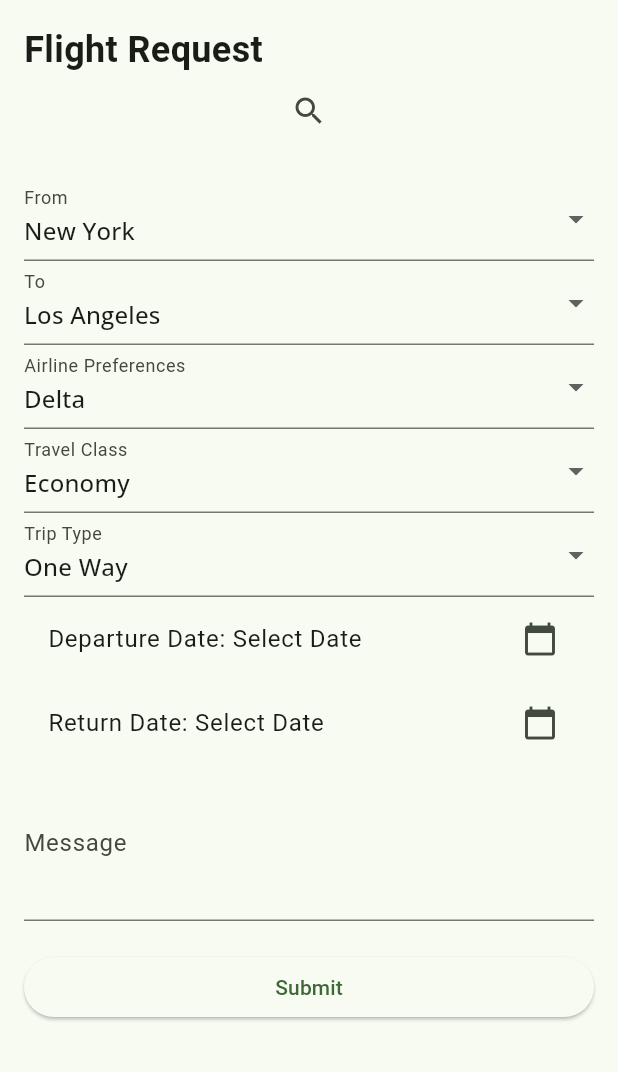
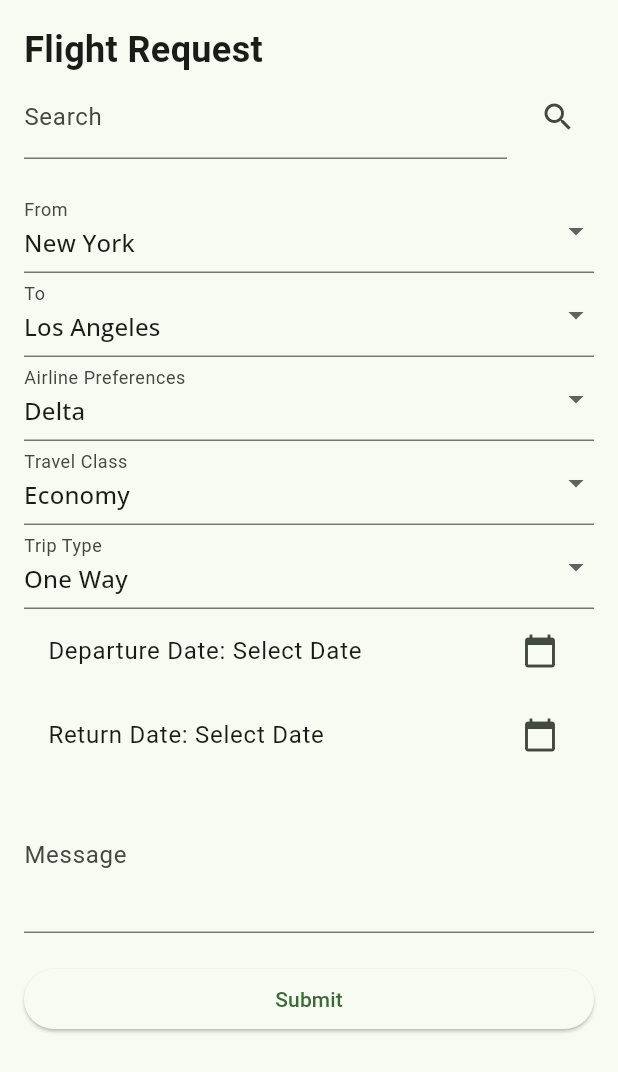
Before and after one commit to riyashah22/abisiniya, a Flutter app: the FlightScreen screen opened directly, after a tap on the "search" icon, on a phone screen of 412 x 824 dp. Shown: the top 1072 px of the screen. Run offline on Flutter 3.47's test engine with Material 3 defaults, Android fonts, the phone set to English and light mode, and no system bars; our stand-ins replace carousel_slider, google_fonts, google_nav_bar, image_picker, line_icons; network calls fail.

Commit message:
search option added

```diff
--- a/lib/screens/flights/flights.dart
+++ b/lib/screens/flights/flights.dart
@@ -49,7 +49,7 @@ class _FlightScreenState extends State<FlightScreen> {
     bool isLoggedIn = false; // Example: false means not logged in
 
     if (!isLoggedIn) {
-      WidgetsBinding.instance!.addPostFrameCallback((_) {
+      Future.delayed(Duration.zero, () {
         _showLoginDialog();
       });
     }
@@ -146,7 +146,28 @@ class _FlightScreenState extends State<FlightScreen> {
                 'Flight Request',
                 style: TextStyle(fontSize: 24, fontWeight: FontWeight.bold),
               ),
-              IconButton(onPressed: () {}, icon: Icon(Icons.search)),
+              Row(
+                children: [
+                  Expanded(
+                    child: TextFormField(
+                      decoration: const InputDecoration(labelText: 'Search'),
+                      validator: (value) {
+                        if (value == null || value.isEmpty) {
+                          return 'Please enter your search query';
+                        }
+                        return null;
+                      },
+                    ),
+                  ),
+                  const SizedBox(width: 10),
+                  IconButton(
+                    onPressed: () {
+                      // Implement your search logic here
+                    },
+                    icon: const Icon(Icons.search),
+                  ),
+                ],
+              ),
               const SizedBox(height: 20),
               DropdownButtonFormField<String>(
                 value: _from,
```
